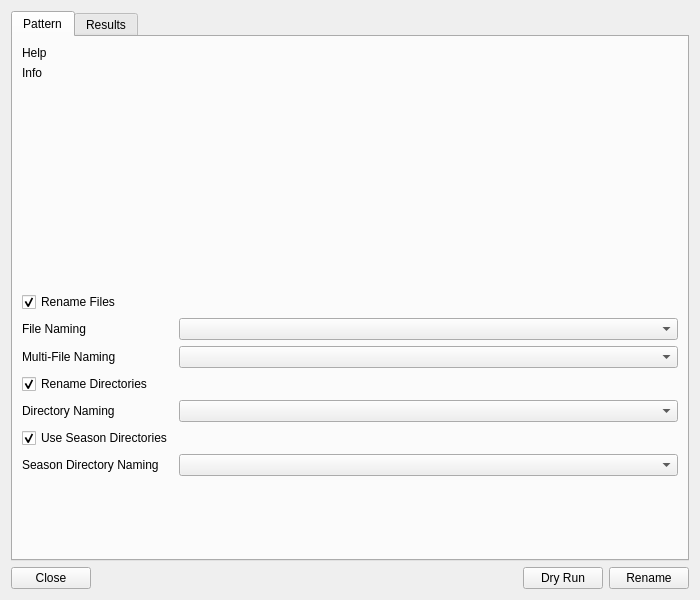
Qt form src/ui/renamer/RenamerDialog.ui (Komet/MediaElch) before a commit.
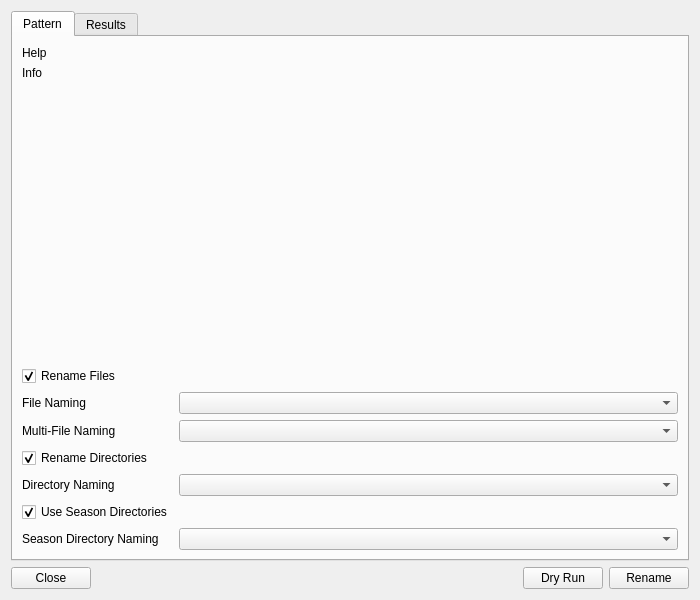
The same form after that commit. Icons and pictures are not drawn. Custom widgets are drawn as their Qt base class.

Commit message:
fix(UI): Fix RenamerDialog sizes being mixed up after re-opening
`adjustSize()` took some size hint and applied it, regardless of the
surrounding labels.  This commit fixes this behavior by simply
removing `adjustSize()`. Furthermore, set some stretching factors.

Diff of the .ui file:
```diff
--- a/src/ui/renamer/RenamerDialog.ui
+++ b/src/ui/renamer/RenamerDialog.ui
@@ -23,7 +23,7 @@
   <property name="modal">
    <bool>true</bool>
   </property>
-  <layout class="QVBoxLayout" name="verticalLayout" stretch="0,0">
+  <layout class="QVBoxLayout" name="verticalLayout" stretch="1,0">
    <item>
     <widget class="QTabWidget" name="tabWidget">
      <property name="currentIndex">
@@ -33,7 +33,7 @@
       <attribute name="title">
        <string>Pattern</string>
       </attribute>
-      <layout class="QVBoxLayout" name="verticalLayout_2">
+      <layout class="QVBoxLayout" name="verticalLayout_2" stretch="0,0,1,0,0">
        <item>
         <widget class="QLabel" name="helpLabel">
          <property name="text">
@@ -237,7 +237,7 @@
          <property name="sizeHint" stdset="0">
           <size>
            <width>20</width>
-           <height>40</height>
+           <height>0</height>
           </size>
          </property>
         </spacer>
```
The commit also changes 3 other files.
